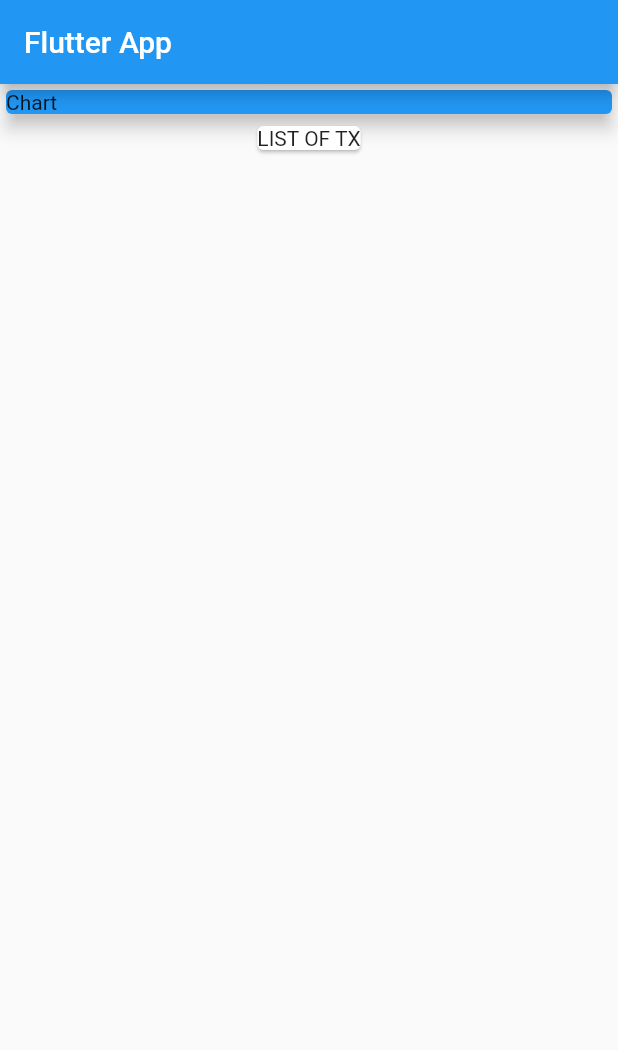
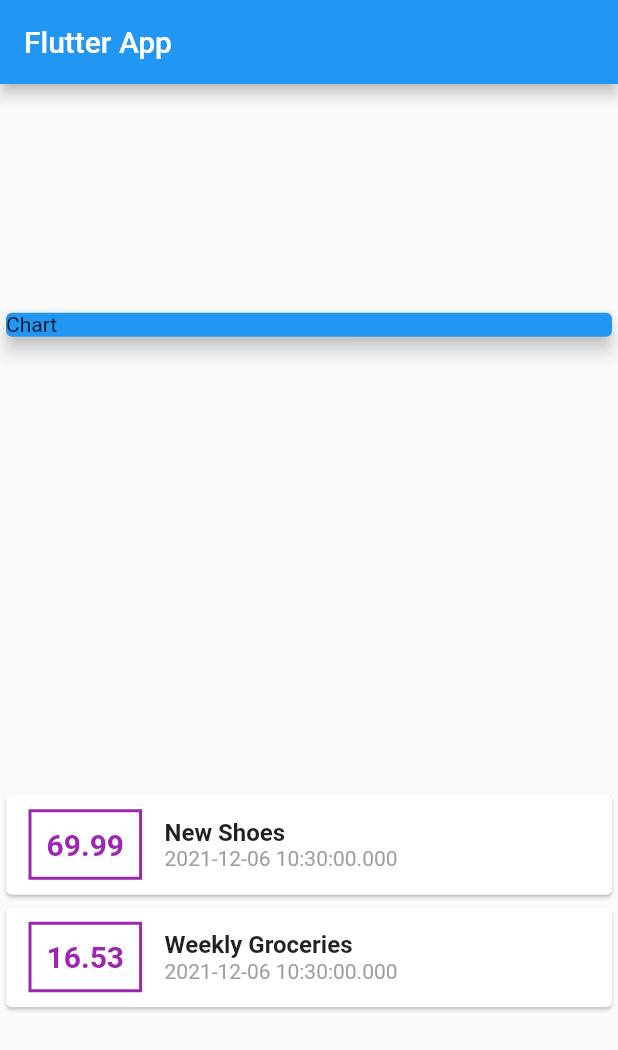
Before and after one commit to dario-nihil/flutter_expense_tracker, a Flutter app: the screen it shows after launch, on a phone screen of 412 x 824 dp. Shown: the top 1050 px of the screen. Run offline on Flutter 3.47's test engine with Material 2 defaults, Android fonts, the phone set to English and light mode, and no system bars.

Commit message:
added style to transaction container widgets

```diff
--- a/lib/main.dart
+++ b/lib/main.dart
@@ -15,7 +15,7 @@ class MyApp extends StatelessWidget {
 }
 
 class MyHomePage extends StatelessWidget {
-  final List<Transaction> transaction = [
+  final List<Transaction> transactions = [
     Transaction(
       id: 't1',
       title: 'New Shoes',
@@ -36,6 +36,7 @@ class MyHomePage extends StatelessWidget {
         title: Text('Flutter App'),
       ),
       body: Column(
+        mainAxisAlignment: MainAxisAlignment.spaceAround,
         children: [
           Container(
             width: double.infinity,
@@ -45,8 +46,43 @@ class MyHomePage extends StatelessWidget {
               child: Text('Chart'),
             ),
           ),
-          Card(
-            child: Text('LIST OF TX'),
+          Column(
+            children: transactions.map((tx) {
+              return Card(
+                child: Row(
+                  children: [
+                    Container(
+                      margin:
+                          EdgeInsets.symmetric(vertical: 10, horizontal: 15),
+                      decoration: BoxDecoration(
+                          border: Border.all(color: Colors.purple, width: 2)),
+                      padding: EdgeInsets.all(10),
+                      child: Text(
+                        tx.amount.toString(),
+                        style: TextStyle(
+                            fontWeight: FontWeight.bold,
+                            fontSize: 20,
+                            color: Colors.purple),
+                      ),
+                    ),
+                    Column(
+                      crossAxisAlignment: CrossAxisAlignment.start,
+                      children: [
+                        Text(
+                          tx.title,
+                          style: TextStyle(
+                              fontWeight: FontWeight.bold, fontSize: 16),
+                        ),
+                        Text(
+                          tx.date.toString(),
+                          style: TextStyle(color: Colors.grey),
+                        )
+                      ],
+                    )
+                  ],
+                ),
+              );
+            }).toList(),
           )
         ],
       ),
```
